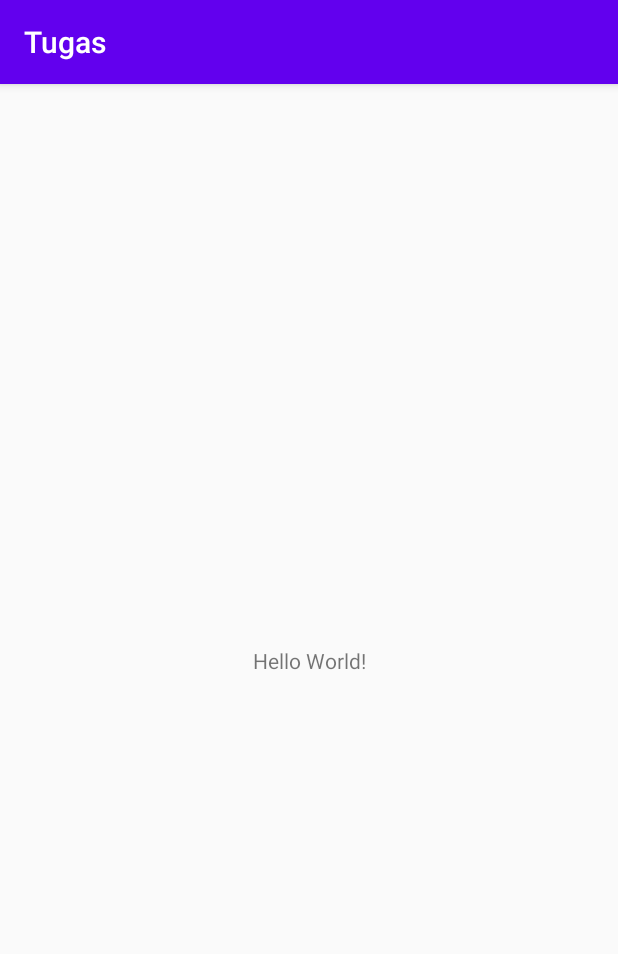
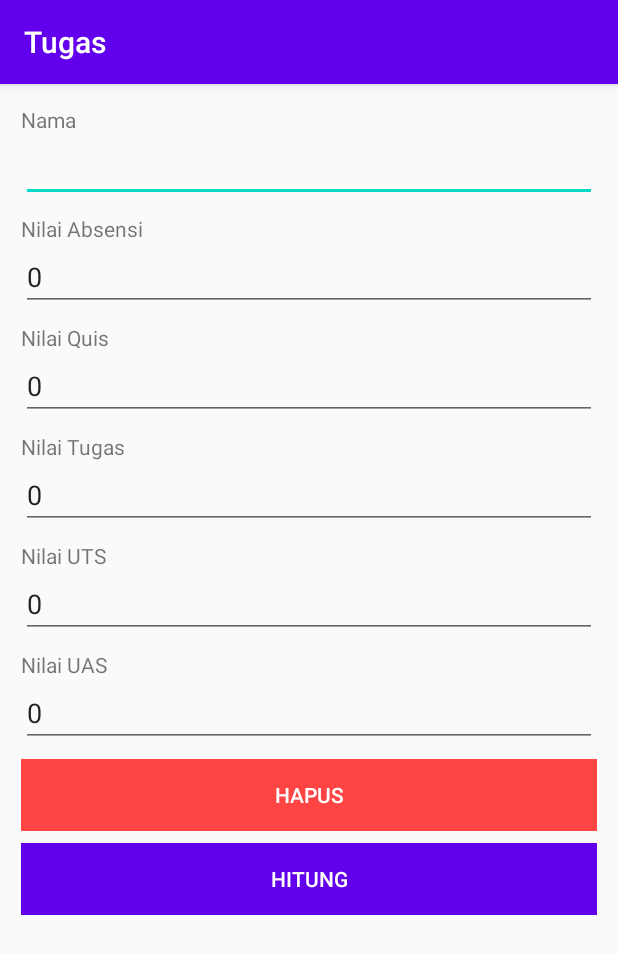
Before and after one commit to aditya-wiguna/tugas-android, an Android app: the screen it shows after launch (MainActivity before the commit, FormActivity after it), on a phone screen of 412 x 824 dp. Shown: the top 954 px of the screen. Run offline under Robolectric (Android 15) with nearby library versions, the phone set to English and light mode, and no system bars; our stand-ins replace ButterKnife.

Commit message:
add tugas 2

```diff
--- a/app/src/main/AndroidManifest.xml
+++ b/app/src/main/AndroidManifest.xml
@@ -9,13 +9,15 @@
         android:roundIcon="@mipmap/ic_launcher_round"
         android:supportsRtl="true"
         android:theme="@style/AppTheme">
-        <activity android:name=".MainActivity">
+        <activity android:name=".FormActivity">
             <intent-filter>
                 <action android:name="android.intent.action.MAIN" />
 
                 <category android:name="android.intent.category.LAUNCHER" />
             </intent-filter>
         </activity>
+        <activity android:name=".MainActivity">
+        </activity>
     </application>
 
 </manifest>
--- /dev/null
+++ b/app/src/main/java/com/adityawiguna/tugas/FormActivity.java
@@ -0,0 +1,90 @@
+package com.adityawiguna.tugas;
+
+import androidx.appcompat.app.AppCompatActivity;
+
+import android.content.Intent;
+import android.os.Bundle;
+import android.widget.Button;
+import android.widget.EditText;
+
+import butterknife.BindView;
+import butterknife.ButterKnife;
+import butterknife.OnClick;
+
+public class FormActivity extends AppCompatActivity {
+
+    @BindView(R.id.edt_name)
+    EditText edtName;
+
+    @BindView(R.id.edt_absensi)
+    EditText edtAbsensi;
+
+    @BindView(R.id.edt_quiz)
+    EditText edtQuiz;
+
+    @BindView(R.id.edt_tugas)
+    EditText edtTugas;
+
+    @BindView(R.id.edt_uts)
+    EditText edtUTS;
+
+    @BindView(R.id.edt_uas)
+    EditText edtUAS;
+
+    @BindView(R.id.btn_delete)
+    Button btnDelete;
+
+    @BindView(R.id.btn_submit)
+    Button btnSubmit;
+
+    private int totalNilai;
+    private String keterangan;
+
+    @OnClick(R.id.btn_delete)
+    public void delete(){
+        edtName.setText("");
+        edtAbsensi.setText("0");
+        edtQuiz.setText("0");
+        edtTugas.setText("0");
+        edtUTS.setText("0");
+        edtUAS.setText("0");
+    }
+
+    @OnClick(R.id.btn_submit)
+    public void submit(){
+        totalNilai = calculate(15, Integer.parseInt(edtAbsensi.getText().toString()))
+                + calculate(15, Integer.parseInt(edtQuiz.getText().toString()))
+                + calculate(20, Integer.parseInt(edtTugas.getText().toString()))
+                + calculate(20, Integer.parseInt(edtUTS.getText().toString()))
+                + calculate(30, Integer.parseInt(edtUAS.getText().toString()));
+
+        if (totalNilai > 58){
+            keterangan = "Lulus";
+        } else {
+            keterangan = "Tidak Lulus";
+        }
+
+        Intent i = new Intent(FormActivity.this, MainActivity.class);
+        i.putExtra("name", edtName.getText().toString());
+        i.putExtra("absensi", edtAbsensi.getText().toString());
+        i.putExtra("quiz", edtQuiz.getText().toString());
+        i.putExtra("tugas", edtTugas.getText().toString());
+        i.putExtra("uts", edtUTS.getText().toString());
+        i.putExtra("uas", edtUAS.getText().toString());
+        i.putExtra("total", String.valueOf(totalNilai));
+        i.putExtra("keterangan", keterangan);
+        startActivity(i);
+    }
+
+    @Override
+    protected void onCreate(Bundle savedInstanceState) {
+        super.onCreate(savedInstanceState);
+        setContentView(R.layout.activity_form);
+
+        ButterKnife.bind(this);
+    }
+
+    private int calculate(int percentage, int value){
+        return value * percentage / 100;
+    }
+}
--- /dev/null
+++ b/app/src/main/res/layout/activity_form.xml
@@ -0,0 +1,151 @@
+<?xml version="1.0" encoding="utf-8"?>
+<LinearLayout
+    xmlns:android="http://schemas.android.com/apk/res/android"
+    xmlns:app="http://schemas.android.com/apk/res-auto"
+    xmlns:tools="http://schemas.android.com/tools"
+    android:layout_width="match_parent"
+    android:layout_height="match_parent"
+    tools:context=".FormActivity"
+    android:orientation="vertical">
+
+    <ScrollView
+        android:layout_width="match_parent"
+        android:layout_height="wrap_content">
+        <LinearLayout
+            android:layout_width="match_parent"
+            android:layout_height="wrap_content"
+            android:orientation="vertical"
+            android:layout_margin="14dp">
+            <LinearLayout
+                android:layout_width="match_parent"
+                android:layout_height="wrap_content"
+                android:orientation="vertical"
+                android:layout_marginBottom="8dp">
+                <TextView
+                    android:layout_width="match_parent"
+                    android:layout_height="wrap_content"
+                    android:text="Nama"/>
+                <EditText
+                    android:layout_width="match_parent"
+                    android:layout_height="wrap_content"
+                    android:id="@+id/edt_name"/>
+            </LinearLayout>
+
+            <LinearLayout
+                android:layout_width="match_parent"
+                android:layout_height="wrap_content"
+                android:orientation="vertical"
+                android:layout_marginBottom="8dp">
+                <TextView
+                    android:layout_width="match_parent"
+                    android:layout_height="wrap_content"
+                    android:text="Nilai Absensi"/>
+                <EditText
+                    android:layout_width="match_parent"
+                    android:layout_height="wrap_content"
+                    android:id="@+id/edt_absensi"
+                    android:text="0"
+                    android:inputType="number"/>
+            </LinearLayout>
+
+            <LinearLayout
+                android:layout_width="match_parent"
+                android:layout_height="wrap_content"
+                android:orientation="vertical"
+                android:layout_marginBottom="8dp">
+                <TextView
+                    android:layout_width="match_parent"
+                    android:layout_height="wrap_content"
+                    android:text="Nilai Quis"/>
+                <EditText
+                    android:layout_width="match_parent"
+                    android:layout_height="wrap_content"
+                    android:id="@+id/edt_quiz"
+                    android:text="0"
+                    android:inputType="number"/>
+            </LinearLayout>
+
+            <LinearLayout
+                android:layout_width="match_parent"
+                android:layout_height="wrap_content"
+                android:orientation="vertical"
+                android:layout_marginBottom="8dp">
+                <TextView
+                    android:layout_width="match_parent"
+                    android:layout_height="wrap_content"
+                    android:text="Nilai Tugas"/>
+                <EditText
+                    android:layout_width="match_parent"
+                    android:layout_height="wrap_content"
+                    android:id="@+id/edt_tugas"
+                    android:text="0"
+                    android:inputType="number"/>
+            </LinearLayout>
+
+            <LinearLayout
+                android:layout_width="match_parent"
+                android:layout_height="wrap_content"
+                android:orientation="vertical"
+                android:layout_marginBottom="8dp">
+                <TextView
+                    android:layout_width="match_parent"
+                    android:layout_height="wrap_content"
+                    android:text="Nilai UTS"/>
+                <EditText
+                    android:layout_width="match_parent"
+                    android:layout_height="wrap_content"
+                    android:id="@+id/edt_uts"
+                    android:text="0"
+                    android:inputType="number"/>
+            </LinearLayout>
+
+            <LinearLayout
+                android:layout_width="match_parent"
+                android:layout_height="wrap_content"
+                android:orientation="vertical"
+                android:layout_marginBottom="8dp">
+                <TextView
+                    android:layout_width="match_parent"
+                    android:layout_height="wrap_content"
+                    android:text="Nilai UAS"/>
+                <EditText
+                    android:layout_width="match_parent"
+                    android:layout_height="wrap_content"
+                    android:id="@+id/edt_uas"
+                    android:text="0"
+                    android:inputType="number"/>
+            </LinearLayout>
+
+            <LinearLayout
+                android:layout_width="match_parent"
+                android:layout_height="wrap_content"
+                android:orientation="vertical"
+                android:layout_marginBottom="8dp">
+                <Button
+                    android:layout_width="match_parent"
+                    android:layout_height="wrap_content"
+                    android:id="@+id/btn_delete"
+                    android:textColor="@android:color/white"
+                    android:background="@android:color/holo_red_light"
+                    android:text="Hapus"/>
+            </LinearLayout>
+
+            <LinearLayout
+                android:layout_width="match_parent"
+                android:layout_height="wrap_content"
+                android:orientation="vertical"
+                android:layout_marginBottom="8dp">
+                <Button
+                    android:layout_width="match_parent"
+                    android:layout_height="wrap_content"
+                    android:id="@+id/btn_submit"
+                    android:textColor="@android:color/white"
+                    android:background="@color/colorPrimary"
+                    android:text="Hitung"/>
+            </LinearLayout>
+
+
+        </LinearLayout>
+    </ScrollView>
+
+</LinearLayout>
```
Also changed, not shown: app/src/main/java/com/adityawiguna/tugas/MainActivity.java (+53 -0 lines), app/src/main/res/layout/activity_main.xml (+90 -9 lines).
